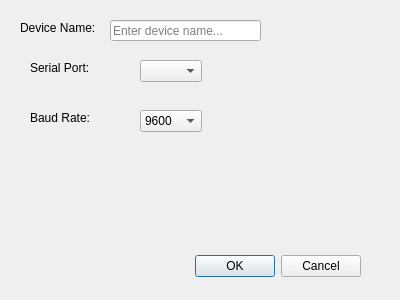
rruiying/CDC_Set_Up_Control_Programm, file ui/forms/adddevicedialog.ui: the form before one commit.
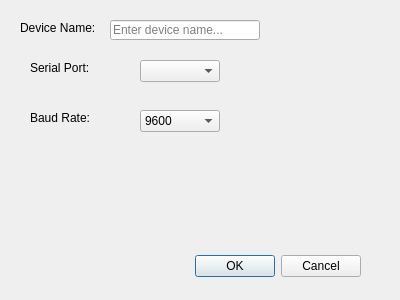
The form after the commit.

```diff
--- a/ui/forms/adddevicedialog.ui
+++ b/ui/forms/adddevicedialog.ui
@@ -37,7 +37,7 @@
     <rect>
      <x>20</x>
      <y>20</y>
-     <width>81</width>
+     <width>80</width>
      <height>16</height>
     </rect>
    </property>
@@ -50,8 +50,8 @@
     <rect>
      <x>110</x>
      <y>20</y>
-     <width>151</width>
-     <height>21</height>
+     <width>150</width>
+     <height>20</height>
     </rect>
    </property>
    <property name="placeholderText">
@@ -63,7 +63,7 @@
     <rect>
      <x>30</x>
      <y>60</y>
-     <width>71</width>
+     <width>70</width>
      <height>16</height>
     </rect>
    </property>
@@ -76,7 +76,7 @@
     <rect>
      <x>30</x>
      <y>110</y>
-     <width>61</width>
+     <width>70</width>
      <height>16</height>
     </rect>
    </property>
@@ -89,7 +89,7 @@
     <rect>
      <x>140</x>
      <y>60</y>
-     <width>62</width>
+     <width>80</width>
      <height>22</height>
     </rect>
    </property>
@@ -99,7 +99,7 @@
     <rect>
      <x>140</x>
      <y>110</y>
-     <width>62</width>
+     <width>80</width>
      <height>22</height>
     </rect>
    </property>
```
